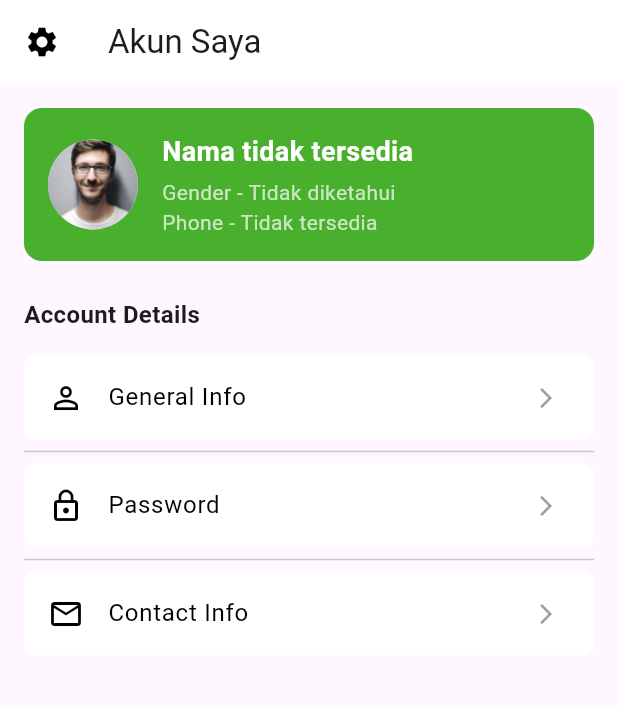
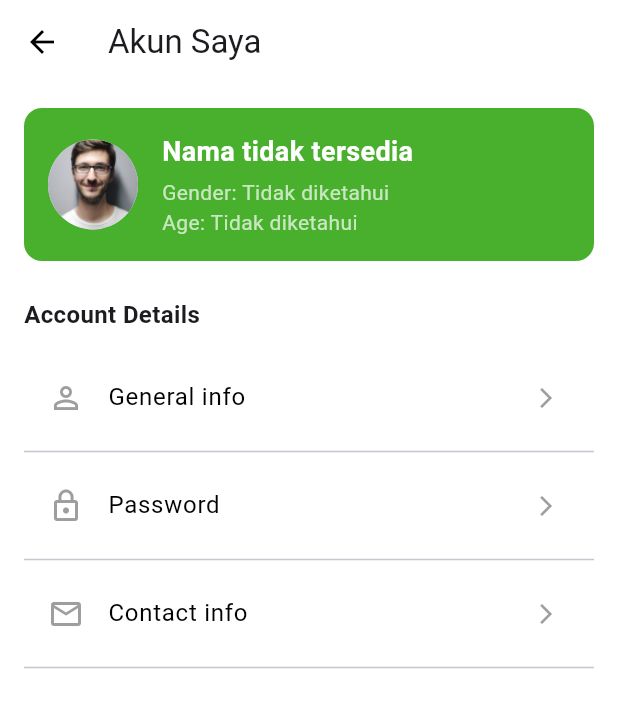
Before and after one commit to rastra01/polusence, a Flutter app: the screen it shows after launch, item 4 of the bottom bar chosen, after a tap on "Account", on a phone screen of 412 x 824 dp. Shown: the top 708 px of the screen. Run offline on Flutter 3.47's test engine with Material 3 defaults, Android fonts, the phone set to English and light mode, and no system bars; our stand-ins replace firebase_auth, firebase_core, firebase_database, syncfusion_flutter_charts; accounts and stored records are empty; network calls fail.

Commit message:
2 Januari

```diff
--- a/lib/authentification/account.dart
+++ b/lib/authentification/account.dart
@@ -6,6 +6,12 @@ import 'edit_profile.dart';
 import 'setting.dart'; // Pastikan Anda sudah memiliki halaman ini
 
 class AccountPage extends StatefulWidget {
+  final Function(int) onNavigateTap;
+
+  AccountPage({
+    required this.onNavigateTap,
+  });
+
   @override
   _AccountPageState createState() => _AccountPageState();
 }
@@ -13,12 +19,13 @@ class AccountPage extends StatefulWidget {
 class _AccountPageState extends State<AccountPage> {
   String? fullName;
   String? gender;
+  String? age; // Menambahkan umur
   String? phone;
 
   @override
   void initState() {
     super.initState();
-    fetchUserProfile();
+    fetchUserProfile(); // Panggil fungsi saat state diinisialisasi
   }
 
   Future<void> fetchUserProfile() async {
@@ -34,6 +41,7 @@ class _AccountPageState extends State<AccountPage> {
         setState(() {
           fullName = data['fullName'];
           gender = data['gender'];
+          age = data['age']; // Ambil umur
           phone = data['phone'];
         });
       }
@@ -48,21 +56,18 @@ class _AccountPageState extends State<AccountPage> {
         backgroundColor: Colors.white,
         elevation: 0,
         leading: IconButton(
-          icon: const Icon(Icons.settings,
-              color: Colors.black), // Ganti ikon menjadi ikon pengaturan
+          icon:
+              const Icon(Icons.arrow_back, color: Colors.black), // Ikon kembali
           onPressed: () {
-            Navigator.push(
-              context,
-              MaterialPageRoute(
-                  builder: (context) =>
-                      SettingsPage()), // Pindah ke halaman pengaturan
-            );
+            Navigator.pop(context);
           },
         ),
       ),
-      body: Padding(
+      body: Container(
+        color: Colors.white, // Background putih
         padding: const EdgeInsets.all(16.0),
         child: Column(
+          crossAxisAlignment: CrossAxisAlignment.start,
           children: [
             GestureDetector(
               onTap: () async {
@@ -74,7 +79,6 @@ class _AccountPageState extends State<AccountPage> {
                     ),
                   ),
                 );
-                fetchUserProfile(); // Fetch updated profile data after returning
               },
               child: Container(
                 padding: const EdgeInsets.all(16.0),
@@ -102,14 +106,14 @@ class _AccountPageState extends State<AccountPage> {
                         ),
                         const SizedBox(height: 4),
                         Text(
-                          "Gender - ${gender ?? 'Tidak diketahui'}",
+                          "Gender: ${gender ?? 'Tidak diketahui'}",
                           style: const TextStyle(
                             color: Colors.white70,
                             fontSize: 14,
                           ),
                         ),
                         Text(
-                          "Phone - ${phone ?? 'Tidak tersedia'}",
+                          "Age: ${age ?? 'Tidak diketahui'}",
                           style: const TextStyle(
                             color: Colors.white70,
                             fontSize: 14,
@@ -122,21 +126,18 @@ class _AccountPageState extends State<AccountPage> {
               ),
             ),
             const SizedBox(height: 24),
-            const Align(
-              alignment: Alignment.centerLeft,
-              child: Text(
-                "Account Details",
-                style: TextStyle(
-                  fontSize: 16,
-                  fontWeight: FontWeight.bold,
-                ),
+            const Text(
+              "Account Details",
+              style: TextStyle(
+                fontSize: 16,
+                fontWeight: FontWeight.bold,
               ),
             ),
             const SizedBox(height: 16),
             // General Info
             SettingsTile(
               icon: Icons.person_outline,
-              title: "General Info",
+              title: "General info",
               onTap: () {
                 Navigator.push(
                   context,
@@ -146,7 +147,7 @@ class _AccountPageState extends State<AccountPage> {
                 );
               },
             ),
-            const Divider(),
+            const Divider(), // Garis pemisah untuk "General Info"
             // Password
             SettingsTile(
               icon: Icons.lock_outline,
@@ -155,15 +156,16 @@ class _AccountPageState extends State<AccountPage> {
                 // Pindah ke halaman Password
               },
             ),
-            const Divider(),
+            const Divider(), // Garis pemisah untuk "Password"
             // Contact Info
             SettingsTile(
               icon: Icons.email_outlined,
-              title: "Contact Info",
+              title: "Contact info",
               onTap: () {
                 // Pindah ke halaman Contact Info
               },
             ),
+            const Divider(), // Garis pemisah untuk "Contact info"
           ],
         ),
       ),
@@ -186,14 +188,25 @@ class SettingsTile extends StatelessWidget {
   @override
   Widget build(BuildContext context) {
     return ListTile(
-      leading: Icon(icon, color: Colors.black),
-      title: Text(title,
-          style: const TextStyle(fontSize: 16, color: Colors.black)),
-      trailing:
-          const Icon(Icons.arrow_forward_ios, size: 16, color: Colors.grey),
+      leading: Icon(icon, color: Colors.grey),
+      title: Text(
+        title,
+        style: const TextStyle(
+          fontSize: 16,
+          fontWeight: FontWeight.w400,
+          color: Colors.black,
+        ),
+      ),
+      trailing: const Icon(
+        Icons.arrow_forward_ios,
+        size: 16,
+        color: Colors.grey,
+      ),
       onTap: onTap,
       tileColor: Colors.white,
-      shape: RoundedRectangleBorder(borderRadius: BorderRadius.circular(8.0)),
+      shape: RoundedRectangleBorder(
+        borderRadius: BorderRadius.circular(8.0),
+      ),
     );
   }
 }
--- a/lib/authentification/setting.dart
+++ b/lib/authentification/setting.dart
@@ -1,11 +1,11 @@
-import 'package:coba2/penukaranPoin.dart';
 import 'package:flutter/material.dart';
 import 'package:firebase_auth/firebase_auth.dart';
-import 'account.dart'; // Sesuaikan dengan nama file SignUp Anda
+import 'account.dart'; // Sesuaikan dengan nama file Account Anda
 import '../contact_us.dart'; // Jika ada halaman Contact Us
 import '../terms_conditions.dart'; // Jika ada halaman Terms & Conditions
 import '../privacy_policy.dart'; // Jika ada halaman Privacy Policy
 import '../about.dart'; // Jika ada halaman About
+import 'package:coba2/penukaranPoin.dart'; // Sesuaikan dengan nama file PenukaranPoin
 
 class SettingsPage extends StatefulWidget {
   const SettingsPage({Key? key}) : super(key: key);
@@ -40,10 +40,14 @@ class _SettingsPageState extends State<SettingsPage> {
               icon: Icons.person_outline,
               title: 'Account',
               onTap: () {
-                Navigator.pushReplacement(
+                Navigator.push(
                   context,
                   MaterialPageRoute(
-                    builder: (context) => AccountPage(), // Halaman Sign Up
+                    builder: (context) => AccountPage(
+                      onNavigateTap: (index) {
+                        // Logic ke pengaturan jika perlu
+                      },
+                    ),
                   ),
                 );
               },
@@ -52,10 +56,12 @@ class _SettingsPageState extends State<SettingsPage> {
               icon: Icons.solar_power,
               title: 'Penukaran Poin',
               onTap: () {
-                Navigator.pushReplacement(
+                // Navigasi ke halaman Penukaran Poin
+                Navigator.push(
                   context,
                   MaterialPageRoute(
-                    builder: (context) => PenukaranPoinPage(), // Halaman Sign Up
+                    builder: (context) =>
+                        PenukaranPoinPage(), // Halaman Penukaran Poin
                   ),
                 );
               },
@@ -114,10 +120,9 @@ class _SettingsPageState extends State<SettingsPage> {
               icon: Icons.logout,
               title: 'Logout',
               onTap: () async {
-                // Logic untuk logout
                 await FirebaseAuth.instance.signOut();
                 // Navigasi kembali ke halaman login atau homepage
-                Navigator.pop(context);
+                Navigator.pop(context); // Kembali ke halaman sebelumnya
               },
             ),
           ],
@@ -127,7 +132,6 @@ class _SettingsPageState extends State<SettingsPage> {
   }
 
   void handleTap(String title) {
-    // Logika jika perlu dalam kategori yang lebih spesifik
     print('Navigating to: $title');
   }
 }
--- a/lib/home.dart
+++ b/lib/home.dart
@@ -2,6 +2,9 @@ import 'package:flutter/material.dart';
 import 'package:firebase_auth/firebase_auth.dart';
 import 'package:firebase_database/firebase_database.dart';
 import 'package:coba2/formlapor.dart';
+import 'services/air_quality_service.dart'; // Import service Anda
+
+
 
 class AirQualityPage extends StatefulWidget {
   @override
@@ -11,11 +14,17 @@ class AirQualityPage extends StatefulWidget {
 class _AirQualityPageState extends State<AirQualityPage> {
   String userName = '';
   String currentDate = '';
+  int airQualityIndex = 0; // Variabel untuk menyimpan indeks kualitas udara
+  double coValue = 0.0; // Nilai karbon monoksida
+  double pm25Value = 0.0; // Nilai bahan partikulat (PM2.5)
+  double so2Value = 0.0; // Nilai Sulfur Dioksida
+  double no2Value = 0.0; // Nilai Nitrogen Dioksida
 
   @override
   void initState() {
     super.initState();
-    _getUserInfo(); // Ambil informasi pengguna saat init state
+    _getUserInfo(); // Ambil informasi pengguna
+    _getAirQualityData(); // Ambil data kualitas udara
   }
 
   // Fungsi untuk mendapatkan informasi pengguna
@@ -63,10 +72,60 @@ class _AirQualityPageState extends State<AirQualityPage> {
     }
   }
 
+  // Fungsi untuk mendapatkan data kualitas udara
+  void _getAirQualityData() async {
+    AirQualityService airQualityService = AirQualityService();
+    double lat = -7.7956; // Latitude Yogyakarta
+    double lon = 110.3695; // Longitude Yogyakarta
+
+    try {
+      Map<String, dynamic> airQualityData =
+          await airQualityService.getAirQuality(lat, lon);
+
+      setState(() {
+        airQualityIndex = airQualityData['list'][0]['main']['aqi'];
+        coValue = airQualityData['list'][0]['components']['co'];
+        pm25Value = airQualityData['list'][0]['components']['pm2_5'];
+        so2Value =
+            airQualityData['list'][0]['components']['so2']; // Ambil data SO2
+        no2Value =
+            airQualityData['list'][0]['components']['no2']; // Ambil data NO2
+      });
+
+      // Ambil UID pengguna untuk digunakan sebagai referensi penyimpanan
+      User? user = FirebaseAuth.instance.currentUser;
+      if (user != null) {
+        String userId = user.uid;
+        String timestamp = DateTime.now()
+            .millisecondsSinceEpoch
+            .toString(); // Menggunakan timestamp sebagai ID yang valid
+
+        // Simpan data ke Realtime Database dengan UID sebagai referensi
+        DatabaseReference databaseReference = FirebaseDatabase.instance
+            .ref()
+            .child('air_quality')
+            .child(userId)
+            .child(timestamp);
+        await databaseReference.set({
+          'date': DateTime.now().toString(), // Tanggal pengambilan data
+          'aqi': airQualityIndex,
+          'co': coValue,
+          'pm25': pm25Value,
+          'so2': so2Value,
+          'no2': no2Value,
+        });
+      } else {
+        print('Pengguna tidak terautentikasi');
+      }
+    } catch (error) {
+      print("Gagal mengambil data kualitas udara: $error");
+    }
+  }
+
   @override
   Widget build(BuildContext context) {
     return Scaffold(
-      backgroundColor: Colors.white, // Mengatur background ke putih
+      backgroundColor: Colors.white,
       body: SafeArea(
         child: SingleChildScrollView(
           child: Padding(
@@ -140,15 +199,14 @@ class _AirQualityPageState extends State<AirQualityPage> {
       ],
     ),
     child: Column(
+      crossAxisAlignment: CrossAxisAlignment.center,
       children: [
-          Icon(Icons.eco, size: 32, color: Colors.green),
-          SizedBox(height: 8),
         Text(
-            '30',
+          airQualityIndex.toString(),
           style: TextStyle(
             fontSize: 32,
             fontWeight: FontWeight.bold,
-              color: Colors.green,
+            color: Colors.black,
           ),
         ),
         SizedBox(height: 8),
@@ -160,54 +218,35 @@ class _AirQualityPageState extends State<AirQualityPage> {
           ),
         ),
         SizedBox(height: 16),
-          _buildAirQualityIndicator(),
+        Row(
+          mainAxisAlignment: MainAxisAlignment.spaceBetween,
+          children: [
+            _buildColorBox(Colors.green, '1'),
+            _buildColorBox(Colors.lightGreen, '2'),
+            _buildColorBox(Colors.yellow, '3'),
+            _buildColorBox(Colors.orange, '4'),
+            _buildColorBox(Colors.red, '5'),
+          ],
+        ),
       ],
     ),
   );
 }
 
-  Widget _buildAirQualityIndicator() {
-    return Container(
-      height: 40,
-      child: Stack(
+Widget _buildColorBox(Color color, String label) {
+  return Column(
     children: [
-          Padding(
-            padding: const EdgeInsets.symmetric(vertical: 10.0),
-            child: Row(
-              mainAxisAlignment: MainAxisAlignment.spaceBetween,
-              children: [
-                Text('50', style: TextStyle(color: Colors.green)),
-                Text('100', style: TextStyle(color: Colors.yellow)),
-                Text('150', style: TextStyle(color: Colors.orange)),
-                Text('200', style: TextStyle(color: Colors.red)),
-              ],
+      Container(
+        width: 24,
+        height: 8,
+        color: color,
       ),
-          ),
-          Container(
-            height: 10,
-            decoration: BoxDecoration(
-              borderRadius: BorderRadius.circular(5),
-              gradient: LinearGradient(
-                colors: [
-                  Colors.green,
-                  Colors.yellow,
-                  Colors.orange,
-                  Colors.red,
-                ],
-                stops: [0.25, 0.5, 0.75, 1.0],
-              ),
-            ),
-          ),
-          Positioned(
-            left: (30 / 200) * MediaQuery.of(context).size.width * 0.9,
-            child: Container(
-              width: 2,
-              height: 10,
-              color: Colors.black,
-            ),
+      SizedBox(height: 4),
+      Text(
+        label,
+        style: TextStyle(fontSize: 12, color: Colors.black),
       ),
     ],
-      ),
   );
 }
 
@@ -219,10 +258,14 @@ class _AirQualityPageState extends State<AirQualityPage> {
       crossAxisSpacing: 16,
       mainAxisSpacing: 16,
       children: [
-        _buildInfoCard('Karbon Monoksida', '36.2', Icons.air),
-        _buildInfoCard('Bahan Partikulat', '28.2', Icons.cloud),
-        _buildInfoCard('UV Index', '1.00', Icons.sunny),
-        _buildInfoCard('Humidity', '74%', Icons.water_drop),
+        _buildInfoCard(
+            'Karbon Monoksida (CO)', coValue.toStringAsFixed(2), Icons.air),
+        _buildInfoCard('Bahan Partikulat (PM2.5)', pm25Value.toStringAsFixed(2),
+            Icons.cloud),
+        _buildInfoCard('Sulfur Dioksida (SO2)', so2Value.toStringAsFixed(2),
+            Icons.cloud), // Data SO2
+        _buildInfoCard('Nitrogen Dioksida (NO2)', no2Value.toStringAsFixed(2),
+            Icons.cloud), // Data NO2
       ],
     );
   }
--- a/lib/penukaranPoin.dart
+++ b/lib/penukaranPoin.dart
@@ -62,10 +62,7 @@ class PenukaranPoinPage extends StatelessWidget {
           icon: const Icon(Icons.arrow_back),
           onPressed: () {
             // Arahkan ke halaman tertentu, misalnya Halaman Utama
-            Navigator.push(
-              context,
-              MaterialPageRoute(builder: (context) => SettingsPage()),
-            );
+            Navigator.pop(context);
           },
         ),
       ),
--- /dev/null
+++ b/lib/services/air_quality_service.dart
@@ -0,0 +1,18 @@
+import 'dart:convert';
+import 'package:http/http.dart' as http;
+
+class AirQualityService {
+  final String apiKey = 'fd1fca963656743ea78d7424f2efd150';
+  final String baseUrl = 'http://api.openweathermap.org/data/2.5/air_pollution';
+
+  Future<Map<String, dynamic>> getAirQuality(double lat, double lon) async {
+    final response =
+        await http.get(Uri.parse('$baseUrl?lat=$lat&lon=$lon&appid=$apiKey'));
+
+    if (response.statusCode == 200) {
+      return json.decode(response.body);
+    } else {
+      throw Exception('Gagal mengambil data kualitas udara');
+    }
+  }
+}
--- a/lib/voucher.dart
+++ b/lib/voucher.dart
@@ -37,10 +37,7 @@ class Voucher extends StatelessWidget {
           icon: const Icon(Icons.arrow_back),
           onPressed: () {
             // Arahkan ke halaman tertentu, misalnya Halaman Utama
-            Navigator.push(
-              context,
-              MaterialPageRoute(builder: (context) => SettingsPage()),
-            );
+            Navigator.pop(context);
           },
         ),
       ),
--- a/pubspec.yaml
+++ b/pubspec.yaml
@@ -36,6 +36,7 @@ dependencies:
   firebase_auth: ^5.3.4
   cloud_firestore: ^5.5.1
   firebase_database: ^11.2.0
+  http: ^0.13.3
 
   # The following adds the Cupertino Icons font to your application.
   # Use with the CupertinoIcons class for iOS style icons.
@@ -70,6 +71,7 @@ flutter:
     - assets/alfamart.png
     - assets/superindo.png
     - assets/barcode.png
+    - assets/pabrik.jpeg
 
   # The following line ensures that the Material Icons font is
   # included with your application, so that you can use the icons in
```
Also changed, not shown: lib/artikel.dart (added, +99 -0 lines), lib/formlapor.dart (+20 -28 lines), lib/statistik.dart (+150 -76 lines), assets/pabrik.jpeg (added), pubspec.lock. Lines whose indentation alone changed are shown as unchanged.
